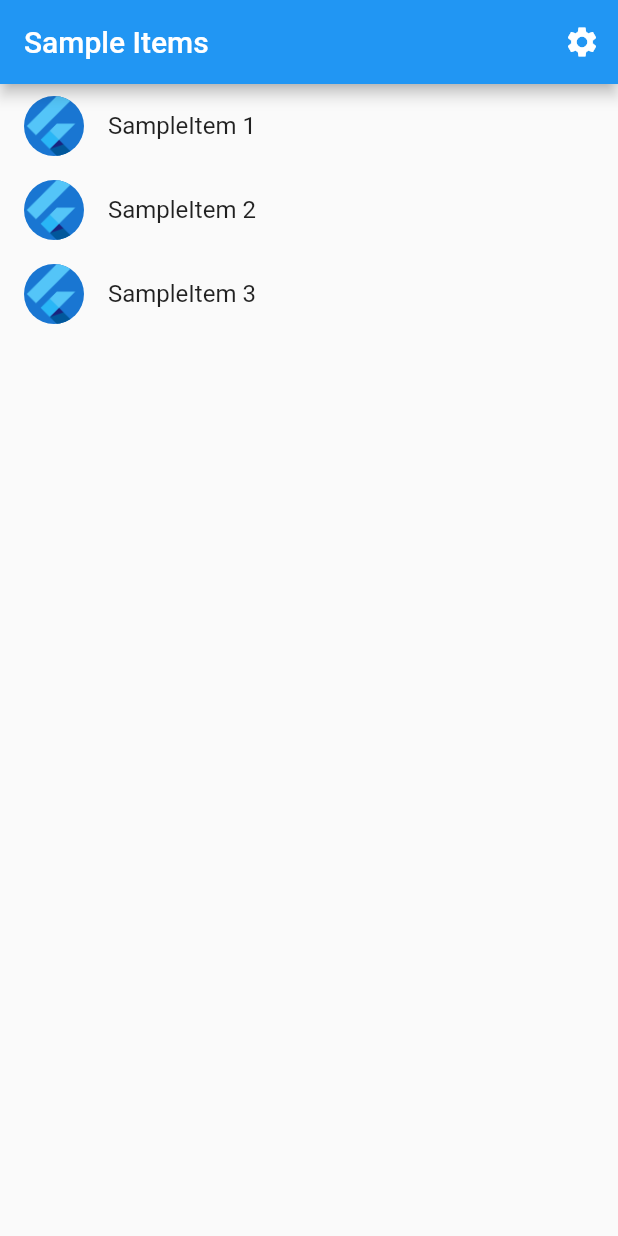
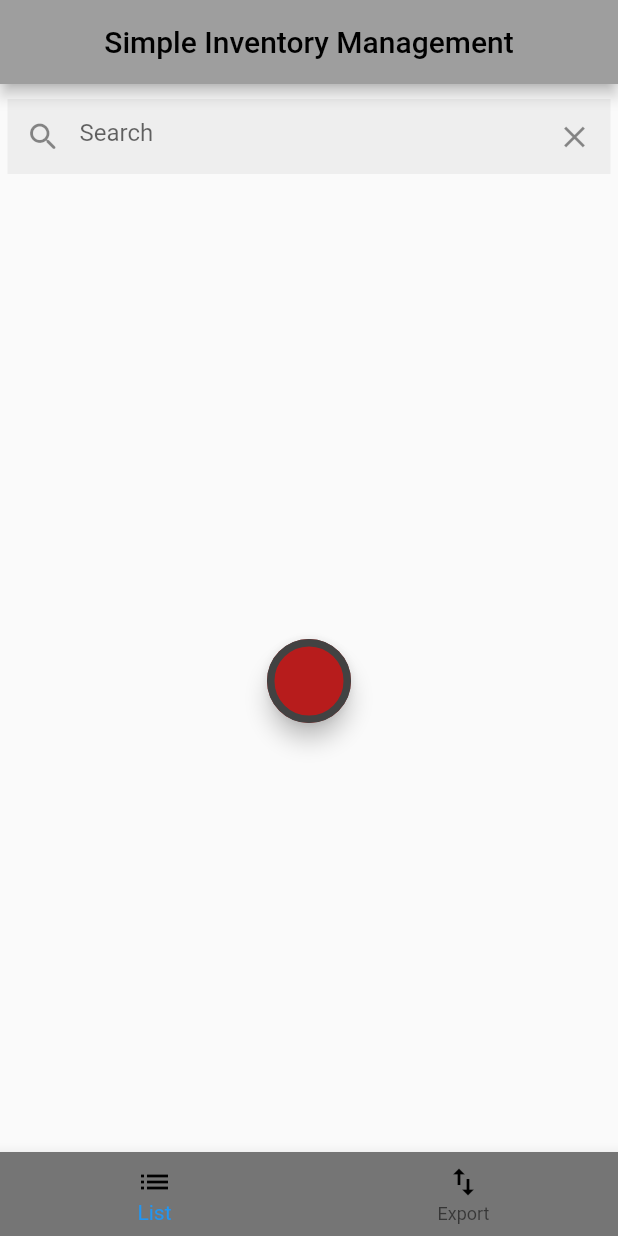
Before and after one commit to omerrmukhtarr/Inventory-Management, a Flutter app: the screen it shows after launch, on a phone screen of 412 x 824 dp. Run offline on Flutter 3.47's test engine with Material 2 defaults, Android fonts, the light colour scheme and no system bars; generated files the repository leaves out were written again.

Commit message:
Home UI design

```diff
--- a/Assignmet3/lib/main.dart
+++ b/Assignmet3/lib/main.dart
@@ -1,5 +1,5 @@
 import 'package:flutter/material.dart';
-
+import 'src/home.dart';
 import 'src/app.dart';
 import 'src/settings/settings_controller.dart';
 import 'src/settings/settings_service.dart';
@@ -16,5 +16,20 @@ void main() async {
   // Run the app and pass in the SettingsController. The app listens to the
   // SettingsController for changes, then passes it further down to the
   // SettingsView.
-  runApp(MyApp(settingsController: settingsController));
+  runApp(MyApp());
 }
+
+class MyApp extends StatelessWidget {
+  const MyApp({Key? key}) : super(key: key);
+
+  // This widget is the root of your application.
+  @override
+  Widget build(BuildContext context) {
+    return MaterialApp(
+        // Remove the debug banner
+        debugShowCheckedModeBanner: false,
+        title: 'Home_Screen',
+        color: Colors.blue[600],
+        home: SearchPage());
+  }
+}
--- a/Assignmet3/lib/src/home.dart
+++ b/Assignmet3/lib/src/home.dart
@@ -0,0 +1,102 @@
+import 'package:flutter/material.dart';
+
+void main() {
+  runApp(const MyApp());
+}
+
+class MyApp extends StatelessWidget {
+  const MyApp({Key? key}) : super(key: key);
+
+  // This widget is the root of your application.
+  @override
+  Widget build(BuildContext context) {
+    return MaterialApp(
+        // Remove the debug banner
+        debugShowCheckedModeBanner: false,
+        title: 'Home_Screen',
+        color: Colors.grey[700],
+        home: SearchPage());
+  }
+}
+
+// Search Page
+class SearchPage extends StatelessWidget {
+  const SearchPage({Key? key}) : super(key: key);
+
+  @override
+  Widget build(BuildContext context) {
+    return Scaffold(
+      appBar: AppBar(
+        centerTitle: true,
+        title: Text(
+          'Simple Inventory Management',
+          style: TextStyle(color: Colors.black),
+        ),
+        backgroundColor: Colors.grey,
+
+        // The search area here
+      ),
+      body: Center(
+        child: Column(
+          children: [
+            Container(
+              margin: EdgeInsets.symmetric(vertical: 10.0, horizontal: 5.0),
+              width: 1000,
+              height: 50,
+              decoration: BoxDecoration(
+                color: Colors.grey.shade200,
+              ),
+              child: Center(
+                child: TextField(
+                  decoration: InputDecoration(
+                      prefixIcon: Icon(Icons.search_rounded),
+                      suffixIcon: IconButton(
+                        icon: Icon(Icons.clear),
+                        onPressed: () {
+                          /* Clear the search field */
+                        },
+                      ),
+                      hintText: 'Search',
+                      border: InputBorder.none),
+                ),
+              ),
+            ),
+            Container(
+              padding: EdgeInsets.only(top: 300),
+              alignment: Alignment.bottomCenter,
+              child: new SizedBox(
+                  child: FloatingActionButton(
+                backgroundColor: Colors.red[900],
+                child: null,
+                shape: CircleBorder(
+                    side: BorderSide(color: Colors.grey.shade800, width: 5)),
+                onPressed: () {
+                  print("Cliked");
+                },
+              )),
+            ),
+          ],
+        ),
+      ),
+      //bottom Navigation Bar
+      bottomNavigationBar: BottomNavigationBar(
+        backgroundColor: Colors.grey[600],
+        items: [
+          BottomNavigationBarItem(
+            icon: const Icon(
+              Icons.list,
+              color: Colors.black,
+            ),
+            title: const Text(
+              'List',
+              style: TextStyle(color: Colors.black),
+            ),
+          ),
+          BottomNavigationBarItem(
+              icon: Icon(Icons.import_export, color: Colors.black),
+              title: Text('Export', style: TextStyle(color: Colors.black))),
+        ],
+      ),
+    );
+  }
+}
```
